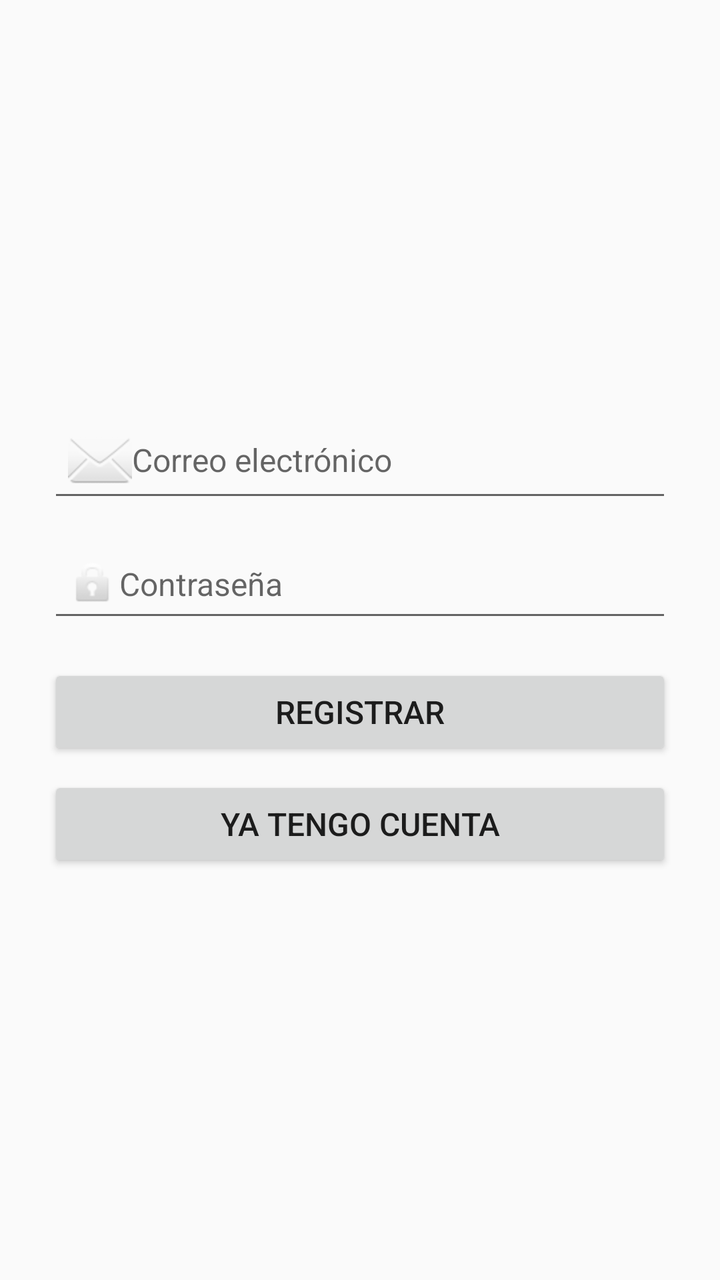
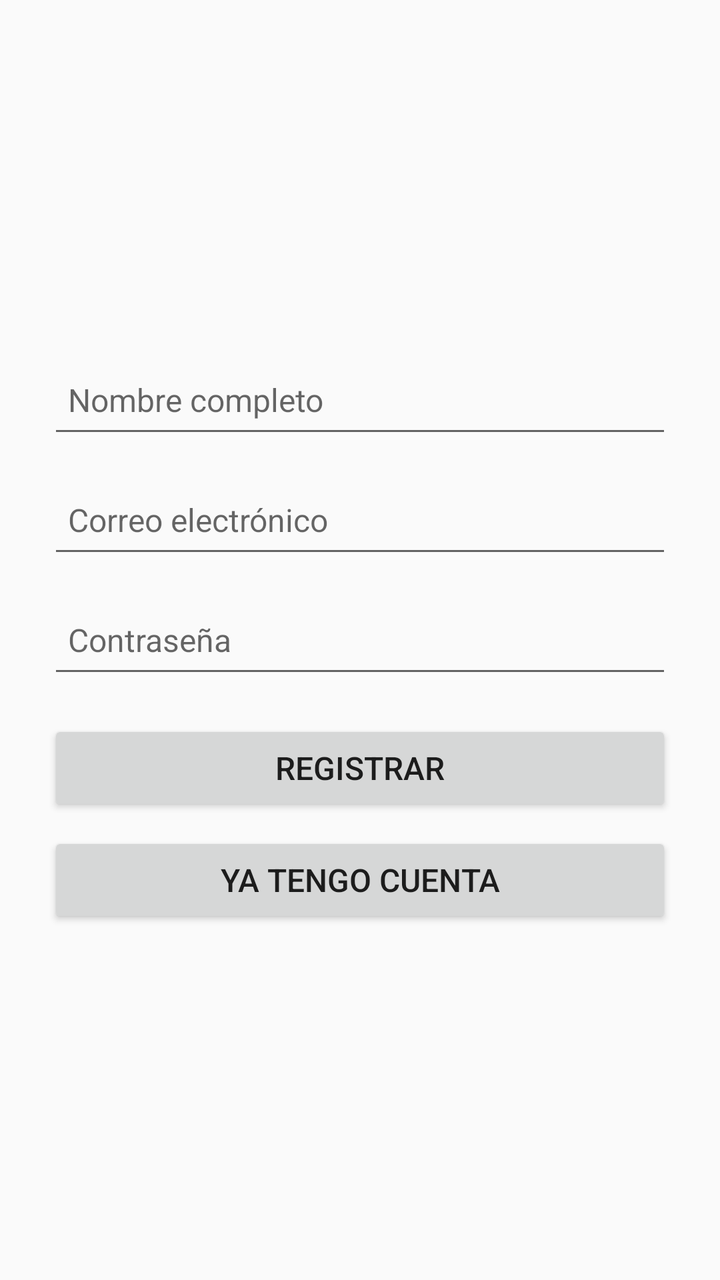

An Android layout rendered at two revisions. The XML below is the earlier revision; the diff shows what the commit changed to produce the second picture.
<!-- AndroidManifest.xml: application theme Theme.AppCompat.DayNight.NoActionBar -->
<!-- res/layout/activity_register.xml -->
<?xml version="1.0" encoding="utf-8"?>
<LinearLayout xmlns:android="http://schemas.android.com/apk/res/android"
              android:orientation="vertical"
              android:padding="24dp"
              android:gravity="center"
              android:layout_width="match_parent"
              android:layout_height="match_parent">

    <EditText
            android:id="@+id/etEmail"
            android:layout_width="match_parent"
            android:layout_height="wrap_content"
            android:minHeight="48dp"
            android:hint="@string/hint_email"
            android:inputType="textEmailAddress"
            android:autofillHints="emailAddress"
            android:drawableStart="@android:drawable/ic_dialog_email"
            android:padding="10dp"
            android:textSize="16sp"
            android:layout_marginBottom="12dp"/>

    <EditText
            android:id="@+id/etPassword"
            android:layout_width="match_parent"
            android:layout_height="wrap_content"
            android:minHeight="48dp"
            android:hint="@string/hint_password"
            android:inputType="textPassword"
            android:autofillHints="password"
            android:drawableStart="@android:drawable/ic_lock_idle_lock"
            android:padding="10dp"
            android:textSize="16sp"
            android:layout_marginBottom="16dp"/>

    <Button
            android:id="@+id/btnRegister"
            android:layout_width="match_parent"
            android:layout_height="wrap_content"
            android:minHeight="48dp"
            android:text="@string/btn_register"
            android:textSize="16sp"
            android:layout_marginBottom="8dp"/>

    <Button
            android:id="@+id/btnGoLogin"
            android:layout_width="match_parent"
            android:layout_height="wrap_content"
            android:minHeight="48dp"
            android:text="@string/btn_go_login"
            android:textSize="16sp"/>
</LinearLayout>
<!-- resources referenced by this layout -->
<resources>
  <string name="btn_go_login">Ya tengo cuenta</string>
  <string name="btn_register">Registrar</string>
  <string name="hint_email">Correo electrónico</string>
  <string name="hint_password">Contraseña</string>
</resources>

<!-- the commit's change to res/layout/activity_register.xml (unified diff, before → after) -->
@@ -7,6 +7,17 @@
               android:layout_height="match_parent">
 
     <EditText
+            android:id="@+id/etName"
+            android:layout_width="match_parent"
+            android:layout_height="wrap_content"
+            android:minHeight="48dp"
+            android:hint="@string/hint_name"
+            android:inputType="textPersonName"
+            android:padding="10dp"
+            android:textSize="16sp"
+            android:layout_marginBottom="12dp"/>
+
+    <EditText
             android:id="@+id/etEmail"
             android:layout_width="match_parent"
             android:layout_height="wrap_content"
@@ -14,7 +25,6 @@
             android:hint="@string/hint_email"
             android:inputType="textEmailAddress"
             android:autofillHints="emailAddress"
-            android:drawableStart="@android:drawable/ic_dialog_email"
             android:padding="10dp"
             android:textSize="16sp"
             android:layout_marginBottom="12dp"/>
@@ -27,7 +37,6 @@
             android:hint="@string/hint_password"
             android:inputType="textPassword"
             android:autofillHints="password"
-            android:drawableStart="@android:drawable/ic_lock_idle_lock"
             android:padding="10dp"
             android:textSize="16sp"
             android:layout_marginBottom="16dp"/>
<!-- resource entries referenced after the edit -->
@@ -3,6 +3,7 @@
   <string name="btn_go_login">Ya tengo cuenta</string>
   <string name="btn_register">Registrar</string>
   <string name="hint_email">Correo electrónico</string>
+  <string name="hint_name">Nombre completo</string>
   <string name="hint_password">Contraseña</string>
 </resources>
 
